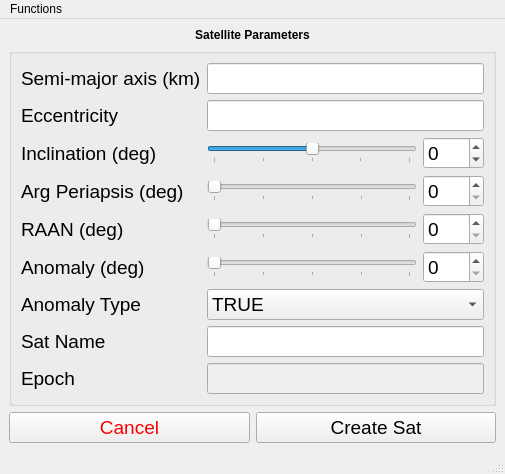
Before: the Qt Designer form src/gui/SatParamsUI.ui in PatoGranate/Mission-Planner, drawn with Qt 5.
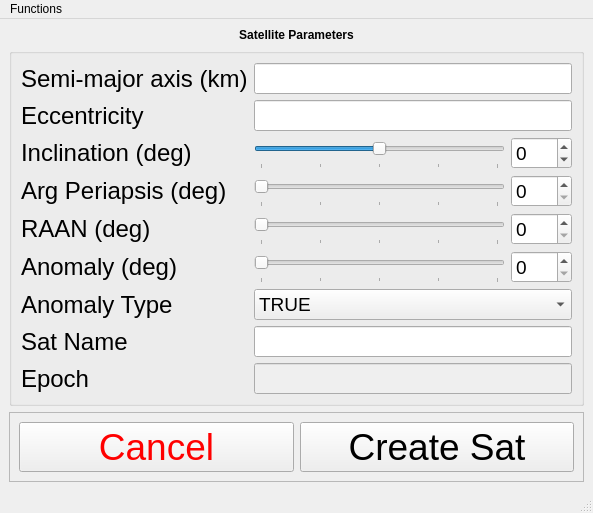
After: the same form once the commit is applied.

```diff
--- a/src/gui/SatParamsUI.ui
+++ b/src/gui/SatParamsUI.ui
@@ -6,8 +6,8 @@
    <rect>
     <x>0</x>
     <y>0</y>
-    <width>505</width>
-    <height>438</height>
+    <width>593</width>
+    <height>495</height>
    </rect>
   </property>
   <property name="windowTitle">
@@ -15,26 +15,139 @@
   </property>
   <widget class="QWidget" name="centralwidget">
    <layout class="QGridLayout" name="gridLayout">
-    <item row="3" column="1">
-     <widget class="QPushButton" name="create_sat">
-      <property name="enabled">
-       <bool>true</bool>
+    <item row="0" column="0" colspan="2">
+     <widget class="QLabel" name="label">
+      <property name="sizePolicy">
+       <sizepolicy hsizetype="Preferred" vsizetype="Maximum">
+        <horstretch>0</horstretch>
+        <verstretch>0</verstretch>
+       </sizepolicy>
       </property>
       <property name="font">
        <font>
-        <pointsize>14</pointsize>
+        <weight>75</weight>
+        <bold>true</bold>
        </font>
       </property>
       <property name="text">
-       <string>Create Sat</string>
+       <string>Satellite Parameters</string>
       </property>
-      <property name="shortcut">
-       <string>Return</string>
+      <property name="alignment">
+       <set>Qt::AlignCenter</set>
       </property>
      </widget>
     </item>
+    <item row="3" column="0" colspan="2">
+     <widget class="QFrame" name="frame">
+      <property name="sizePolicy">
+       <sizepolicy hsizetype="Preferred" vsizetype="Expanding">
+        <horstretch>0</horstretch>
+        <verstretch>0</verstretch>
+       </sizepolicy>
+      </property>
+      <property name="maximumSize">
+       <size>
+        <width>16777215</width>
+        <height>120</height>
+       </size>
+      </property>
+      <property name="frameShape">
+       <enum>QFrame::StyledPanel</enum>
+      </property>
+      <property name="frameShadow">
+       <enum>QFrame::Raised</enum>
+      </property>
+      <layout class="QGridLayout" name="gridLayout_3">
+       <item row="2" column="0">
+        <widget class="QPushButton" name="sat_cancel">
+         <property name="sizePolicy">
+          <sizepolicy hsizetype="Minimum" vsizetype="Expanding">
+           <horstretch>0</horstretch>
+           <verstretch>0</verstretch>
+          </sizepolicy>
+         </property>
+         <property name="palette">
+          <palette>
+           <active>
+            <colorrole role="ButtonText">
+             <brush brushstyle="SolidPattern">
+              <color alpha="255">
+               <red>255</red>
+               <green>0</green>
+               <blue>0</blue>
+              </color>
+             </brush>
+            </colorrole>
+           </active>
+           <inactive>
+            <colorrole role="ButtonText">
+             <brush brushstyle="SolidPattern">
+              <color alpha="255">
+               <red>255</red>
+               <green>0</green>
+               <blue>0</blue>
+              </color>
+             </brush>
+            </colorrole>
+           </inactive>
+           <disabled>
+            <colorrole role="ButtonText">
+             <brush brushstyle="SolidPattern">
+              <color alpha="255">
+               <red>120</red>
+               <green>120</green>
+               <blue>120</blue>
+              </color>
+             </brush>
+            </colorrole>
+           </disabled>
+          </palette>
+         </property>
+         <property name="font">
+          <font>
+           <pointsize>28</pointsize>
+          </font>
+         </property>
+         <property name="text">
+          <string>Cancel</string>
+         </property>
+        </widget>
+       </item>
+       <item row="2" column="1">
+        <widget class="QPushButton" name="create_sat">
+         <property name="enabled">
+          <bool>true</bool>
+         </property>
+         <property name="sizePolicy">
+          <sizepolicy hsizetype="Minimum" vsizetype="Expanding">
+           <horstretch>0</horstretch>
+           <verstretch>0</verstretch>
+          </sizepolicy>
+         </property>
+         <property name="font">
+          <font>
+           <pointsize>28</pointsize>
+          </font>
+         </property>
+         <property name="text">
+          <string>Create Sat</string>
+         </property>
+         <property name="shortcut">
+          <string>Return</string>
+         </property>
+        </widget>
+       </item>
+      </layout>
+     </widget>
+    </item>
     <item row="1" column="0" colspan="2">
      <widget class="QGroupBox" name="sat_params_box">
+      <property name="sizePolicy">
+       <sizepolicy hsizetype="Preferred" vsizetype="Fixed">
+        <horstretch>0</horstretch>
+        <verstretch>0</verstretch>
+       </sizepolicy>
+      </property>
       <property name="font">
        <font>
         <pointsize>14</pointsize>
@@ -47,165 +160,174 @@
        <set>Qt::AlignCenter</set>
       </property>
       <layout class="QGridLayout" name="gridLayout_2">
-       <item row="3" column="2" colspan="2">
-        <widget class="QLineEdit" name="set_e"/>
+       <item row="9" column="2" colspan="2">
+        <widget class="QLineEdit" name="set_sat_name">
+         <property name="sizePolicy">
+          <sizepolicy hsizetype="Expanding" vsizetype="Expanding">
+           <horstretch>0</horstretch>
+           <verstretch>0</verstretch>
+          </sizepolicy>
+         </property>
+        </widget>
        </item>
-       <item row="4" column="2">
-        <widget class="QSlider" name="horizontalSlider">
-         <property name="minimum">
-          <number>-90</number>
+       <item row="5" column="0">
+        <widget class="QLabel" name="label_omega">
+         <property name="sizePolicy">
+          <sizepolicy hsizetype="Preferred" vsizetype="Preferred">
+           <horstretch>0</horstretch>
+           <verstretch>0</verstretch>
+          </sizepolicy>
          </property>
-         <property name="maximum">
-          <number>90</number>
+         <property name="font">
+          <font>
+           <pointsize>18</pointsize>
+          </font>
          </property>
-         <property name="orientation">
-          <enum>Qt::Horizontal</enum>
+         <property name="text">
+          <string>Arg Periapsis (deg)</string>
          </property>
-         <property name="invertedAppearance">
-          <bool>false</bool>
+        </widget>
+       </item>
+       <item row="6" column="0">
+        <widget class="QLabel" name="label_raan">
+         <property name="sizePolicy">
+          <sizepolicy hsizetype="Preferred" vsizetype="Preferred">
+           <horstretch>0</horstretch>
+           <verstretch>0</verstretch>
+          </sizepolicy>
          </property>
-         <property name="invertedControls">
-          <bool>false</bool>
+         <property name="font">
+          <font>
+           <pointsize>18</pointsize>
+          </font>
          </property>
-         <property name="tickPosition">
-          <enum>QSlider::TicksBelow</enum>
+         <property name="text">
+          <string>RAAN (deg)</string>
          </property>
-         <property name="tickInterval">
-          <number>45</number>
+        </widget>
+       </item>
+       <item row="8" column="2" colspan="2">
+        <widget class="QComboBox" name="set_anomaly_type">
+         <property name="sizePolicy">
+          <sizepolicy hsizetype="Preferred" vsizetype="Expanding">
+           <horstretch>0</horstretch>
+           <verstretch>0</verstretch>
+          </sizepolicy>
          </property>
+         <item>
+          <property name="text">
+           <string>TRUE</string>
+          </property>
+         </item>
+         <item>
+          <property name="text">
+           <string>ECCENTRIC</string>
+          </property>
+         </item>
+         <item>
+          <property name="text">
+           <string>MEAN</string>
+          </property>
+         </item>
         </widget>
        </item>
-       <item row="5" column="3">
-        <widget class="QSpinBox" name="set_omega">
-         <property name="maximum">
-          <number>359</number>
+       <item row="8" column="0">
+        <widget class="QLabel" name="label_anomaly_type">
+         <property name="sizePolicy">
+          <sizepolicy hsizetype="Preferred" vsizetype="Preferred">
+           <horstretch>0</horstretch>
+           <verstretch>0</verstretch>
+          </sizepolicy>
+         </property>
+         <property name="font">
+          <font>
+           <pointsize>18</pointsize>
+          </font>
+         </property>
+         <property name="text">
+          <string>Anomaly Type</string>
+         </property>
+        </widget>
+       </item>
+       <item row="4" column="0">
+        <widget class="QLabel" name="label_inclination">
+         <property name="sizePolicy">
+          <sizepolicy hsizetype="Preferred" vsizetype="Preferred">
+           <horstretch>0</horstretch>
+           <verstretch>0</verstretch>
+          </sizepolicy>
+         </property>
+         <property name="font">
+          <font>
+           <pointsize>18</pointsize>
+          </font>
+         </property>
+         <property name="text">
+          <string>Inclination (deg)</string>
          </property>
         </widget>
        </item>
        <item row="7" column="0">
         <widget class="QLabel" name="label_anomaly">
+         <property name="sizePolicy">
+          <sizepolicy hsizetype="Preferred" vsizetype="Preferred">
+           <horstretch>0</horstretch>
+           <verstretch>0</verstretch>
+          </sizepolicy>
+         </property>
+         <property name="font">
+          <font>
+           <pointsize>18</pointsize>
+          </font>
+         </property>
          <property name="text">
           <string>Anomaly (deg)</string>
          </property>
         </widget>
        </item>
-       <item row="7" column="2">
-        <widget class="QSlider" name="horizontalSlider_4">
-         <property name="maximum">
-          <number>359</number>
-         </property>
-         <property name="orientation">
-          <enum>Qt::Horizontal</enum>
-         </property>
-         <property name="tickPosition">
-          <enum>QSlider::TicksBelow</enum>
-         </property>
-         <property name="tickInterval">
-          <number>90</number>
-         </property>
-        </widget>
-       </item>
-       <item row="2" column="0">
-        <widget class="QLabel" name="label_semi_major_axis">
-         <property name="text">
-          <string>Semi-major axis (km)</string>
-         </property>
-        </widget>
-       </item>
-       <item row="5" column="2">
-        <widget class="QSlider" name="horizontalSlider_2">
-         <property name="maximum">
-          <number>359</number>
-         </property>
-         <property name="orientation">
-          <enum>Qt::Horizontal</enum>
-         </property>
-         <property name="tickPosition">
-          <enum>QSlider::TicksBelow</enum>
-         </property>
-         <property name="tickInterval">
-          <number>90</number>
-         </property>
-        </widget>
-       </item>
        <item row="10" column="0">
         <widget class="QLabel" name="label_epoch">
+         <property name="sizePolicy">
+          <sizepolicy hsizetype="Preferred" vsizetype="Preferred">
+           <horstretch>0</horstretch>
+           <verstretch>0</verstretch>
+          </sizepolicy>
+         </property>
+         <property name="font">
+          <font>
+           <pointsize>18</pointsize>
+          </font>
+         </property>
          <property name="text">
           <string>Epoch</string>
          </property>
         </widget>
        </item>
-       <item row="6" column="2">
-        <widget class="QSlider" name="horizontalSlider_3">
-         <property name="enabled">
-          <bool>true</bool>
-         </property>
-         <property name="maximum">
-          <number>359</number>
-         </property>
-         <property name="value">
-          <number>0</number>
-         </property>
-         <property name="orientation">
-          <enum>Qt::Horizontal</enum>
-         </property>
-         <property name="tickPosition">
-          <enum>QSlider::TicksBelow</enum>
-         </property>
-         <property name="tickInterval">
-          <number>90</number>
-         </property>
-        </widget>
-       </item>
-       <item row="8" column="0">
-        <widget class="QLabel" name="label_anomaly_type">
-         <property name="text">
-          <string>Anomaly Type</string>
-         </property>
-        </widget>
-       </item>
        <item row="9" column="0">
         <widget class="QLabel" name="label_sat_name">
+         <property name="sizePolicy">
+          <sizepolicy hsizetype="Preferred" vsizetype="Preferred">
+           <horstretch>0</horstretch>
+           <verstretch>0</verstretch>
+          </sizepolicy>
+         </property>
+         <property name="font">
+          <font>
+           <pointsize>18</pointsize>
+          </font>
+         </property>
          <property name="text">
           <string>Sat Name</string>
          </property>
         </widget>
        </item>
-       <item row="6" column="0">
-        <widget class="QLabel" name="label_raan">
-         <property name="text">
-          <string>RAAN (deg)</string>
-         </property>
-        </widget>
-       </item>
-       <item row="4" column="0">
-        <widget class="QLabel" name="label_inclination">
-         <property name="text">
-          <string>Inclination (deg)</string>
-         </property>
-        </widget>
-       </item>
-       <item row="3" column="0">
-        <widget class="QLabel" name="label_eccentricity">
-         <property name="text">
-          <string>Eccentricity</string>
-         </property>
-        </widget>
-       </item>
-       <item row="7" column="3">
-        <widget class="QSpinBox" name="set_anomaly">
-         <property name="maximum">
-          <number>359</number>
-         </property>
-        </widget>
-       </item>
-       <item row="6" column="3">
-        <widget class="QSpinBox" name="set_raan">
-         <property name="maximum">
-          <number>359</number>
-         </property>
-         <property name="value">
-          <number>0</number>
+       <item row="2" column="2" colspan="2">
+        <widget class="QLineEdit" name="set_a">
+         <property name="sizePolicy">
+          <sizepolicy hsizetype="Expanding" vsizetype="Expanding">
+           <horstretch>0</horstretch>
+           <verstretch>0</verstretch>
+          </sizepolicy>
          </property>
         </widget>
        </item>
@@ -214,26 +336,71 @@
          <property name="enabled">
           <bool>false</bool>
          </property>
+         <property name="sizePolicy">
+          <sizepolicy hsizetype="Expanding" vsizetype="Expanding">
+           <horstretch>0</horstretch>
+           <verstretch>0</verstretch>
+          </sizepolicy>
+         </property>
          <property name="inputMask">
           <string/>
          </property>
         </widget>
        </item>
-       <item row="9" column="2" colspan="2">
-        <widget class="QLineEdit" name="set_sat_name"/>
+       <item row="3" column="2" colspan="2">
+        <widget class="QLineEdit" name="set_e">
+         <property name="sizePolicy">
+          <sizepolicy hsizetype="Expanding" vsizetype="Expanding">
+           <horstretch>0</horstretch>
+           <verstretch>0</verstretch>
+          </sizepolicy>
+         </property>
+        </widget>
        </item>
-       <item row="5" column="0">
-        <widget class="QLabel" name="label_omega">
+       <item row="2" column="0">
+        <widget class="QLabel" name="label_semi_major_axis">
+         <property name="sizePolicy">
+          <sizepolicy hsizetype="Preferred" vsizetype="Preferred">
+           <horstretch>0</horstretch>
+           <verstretch>0</verstretch>
+          </sizepolicy>
+         </property>
+         <property name="font">
+          <font>
+           <pointsize>18</pointsize>
+          </font>
+         </property>
          <property name="text">
-          <string>Arg Periapsis (deg)</string>
+          <string>Semi-major axis (km)</string>
          </property>
         </widget>
        </item>
-       <item row="2" column="2" colspan="2">
-        <widget class="QLineEdit" name="set_a"/>
+       <item row="3" column="0">
+        <widget class="QLabel" name="label_eccentricity">
+         <property name="sizePolicy">
+          <sizepolicy hsizetype="Preferred" vsizetype="Preferred">
+           <horstretch>0</horstretch>
+           <verstretch>0</verstretch>
+          </sizepolicy>
+         </property>
+         <property name="font">
+          <font>
+           <pointsize>18</pointsize>
+          </font>
+         </property>
+         <property name="text">
+          <string>Eccentricity</string>
+         </property>
+        </widget>
        </item>
        <item row="4" column="3">
         <widget class="QSpinBox" name="set_i">
+         <property name="sizePolicy">
+          <sizepolicy hsizetype="Minimum" vsizetype="Minimum">
+           <horstretch>0</horstretch>
+           <verstretch>0</verstretch>
+          </sizepolicy>
+         </property>
          <property name="minimum">
           <number>-90</number>
          </property>
@@ -242,98 +409,166 @@
          </property>
         </widget>
        </item>
-       <item row="8" column="2" colspan="2">
-        <widget class="QComboBox" name="set_anomaly_type">
-         <item>
-          <property name="text">
-           <string>TRUE</string>
-          </property>
-         </item>
-         <item>
-          <property name="text">
-           <string>ECCENTRIC</string>
-          </property>
-         </item>
-         <item>
-          <property name="text">
-           <string>MEAN</string>
-          </property>
-         </item>
+       <item row="5" column="3">
+        <widget class="QSpinBox" name="set_omega">
+         <property name="sizePolicy">
+          <sizepolicy hsizetype="Minimum" vsizetype="Minimum">
+           <horstretch>0</horstretch>
+           <verstretch>0</verstretch>
+          </sizepolicy>
+         </property>
+         <property name="maximum">
+          <number>359</number>
+         </property>
+        </widget>
+       </item>
+       <item row="6" column="3">
+        <widget class="QSpinBox" name="set_raan">
+         <property name="sizePolicy">
+          <sizepolicy hsizetype="Minimum" vsizetype="Minimum">
+           <horstretch>0</horstretch>
+           <verstretch>0</verstretch>
+          </sizepolicy>
+         </property>
+         <property name="maximum">
+          <number>359</number>
+         </property>
+         <property name="value">
+          <number>0</number>
+         </property>
+        </widget>
+       </item>
+       <item row="7" column="3">
+        <widget class="QSpinBox" name="set_anomaly">
+         <property name="sizePolicy">
+          <sizepolicy hsizetype="Minimum" vsizetype="Minimum">
+           <horstretch>0</horstretch>
+           <verstretch>0</verstretch>
+          </sizepolicy>
+         </property>
+         <property name="maximum">
+          <number>359</number>
+         </property>
+        </widget>
+       </item>
+       <item row="7" column="2">
+        <widget class="QSlider" name="horizontalSlider_4">
+         <property name="sizePolicy">
+          <sizepolicy hsizetype="Expanding" vsizetype="Expanding">
+           <horstretch>0</horstretch>
+           <verstretch>0</verstretch>
+          </sizepolicy>
+         </property>
+         <property name="maximum">
+          <number>359</number>
+         </property>
+         <property name="orientation">
+          <enum>Qt::Horizontal</enum>
+         </property>
+         <property name="tickPosition">
+          <enum>QSlider::TicksBelow</enum>
+         </property>
+         <property name="tickInterval">
+          <number>90</number>
+         </property>
+        </widget>
+       </item>
+       <item row="4" column="2">
+        <widget class="QSlider" name="horizontalSlider">
+         <property name="sizePolicy">
+          <sizepolicy hsizetype="Expanding" vsizetype="Expanding">
+           <horstretch>0</horstretch>
+           <verstretch>0</verstretch>
+          </sizepolicy>
+         </property>
+         <property name="minimum">
+          <number>-90</number>
+         </property>
+         <property name="maximum">
+          <number>90</number>
+         </property>
+         <property name="orientation">
+          <enum>Qt::Horizontal</enum>
+         </property>
+         <property name="invertedAppearance">
+          <bool>false</bool>
+         </property>
+         <property name="invertedControls">
+          <bool>false</bool>
+         </property>
+         <property name="tickPosition">
+          <enum>QSlider::TicksBelow</enum>
+         </property>
+         <property name="tickInterval">
+          <number>45</number>
+         </property>
+        </widget>
+       </item>
+       <item row="5" column="2">
+        <widget class="QSlider" name="horizontalSlider_2">
+         <property name="sizePolicy">
+          <sizepolicy hsizetype="Expanding" vsizetype="Expanding">
+           <horstretch>0</horstretch>
+           <verstretch>0</verstretch>
+          </sizepolicy>
+         </property>
+         <property name="maximum">
+          <number>359</number>
+         </property>
+         <property name="orientation">
+          <enum>Qt::Horizontal</enum>
+         </property>
+         <property name="tickPosition">
+          <enum>QSlider::TicksBelow</enum>
+         </property>
+         <property name="tickInterval">
+          <number>90</number>
+         </property>
+        </widget>
+       </item>
+       <item row="6" column="2">
+        <widget class="QSlider" name="horizontalSlider_3">
+         <property name="enabled">
+          <bool>true</bool>
+         </property>
+         <property name="sizePolicy">
+          <sizepolicy hsizetype="Expanding" vsizetype="Expanding">
+           <horstretch>0</horstretch>
+           <verstretch>0</verstretch>
+          </sizepolicy>
+         </property>
+         <property name="maximum">
+          <number>359</number>
+         </property>
+         <property name="value">
+          <number>0</number>
+         </property>
+         <property name="orientation">
+          <enum>Qt::Horizontal</enum>
+         </property>
+         <property name="tickPosition">
+          <enum>QSlider::TicksBelow</enum>
+         </property>
+         <property name="tickInterval">
+          <number>90</number>
+         </property>
         </widget>
        </item>
       </layout>
      </widget>
     </item>
-    <item row="3" column="0">
-     <widget class="QPushButton" name="sat_cancel">
-      <property name="palette">
-       <palette>
-        <active>
-         <colorrole role="ButtonText">
-          <brush brushstyle="SolidPattern">
-           <color alpha="255">
-            <red>255</red>
-            <green>0</green>
-            <blue>0</blue>
-           </color>
-          </brush>
-         </colorrole>
-        </active>
-        <inactive>
-         <colorrole role="ButtonText">
-          <brush brushstyle="SolidPattern">
-           <color alpha="255">
-            <red>255</red>
-            <green>0</green>
-            <blue>0</blue>
-           </color>
-          </brush>
-         </colorrole>
-        </inactive>
-        <disabled>
-         <colorrole role="ButtonText">
-          <brush brushstyle="SolidPattern">
-           <color alpha="255">
-            <red>120</red>
-            <green>120</green>
-            <blue>120</blue>
-           </color>
-          </brush>
-         </colorrole>
-        </disabled>
-       </palette>
+    <item row="2" column="0" colspan="2">
+     <spacer name="verticalSpacer">
+      <property name="orientation">
+       <enum>Qt::Vertical</enum>
       </property>
-      <property name="font">
-       <font>
-        <pointsize>14</pointsize>
-       </font>
+      <property name="sizeHint" stdset="0">
+       <size>
+        <width>20</width>
+        <height>40</height>
+       </size>
       </property>
-      <property name="text">
-       <string>Cancel</string>
-      </property>
-     </widget>
-    </item>
-    <item row="0" column="0" colspan="2">
-     <widget class="QLabel" name="label">
-      <property name="sizePolicy">
-       <sizepolicy hsizetype="Preferred" vsizetype="Maximum">
-        <horstretch>0</horstretch>
-        <verstretch>0</verstretch>
-       </sizepolicy>
-      </property>
-      <property name="font">
-       <font>
-        <weight>75</weight>
-        <bold>true</bold>
-       </font>
-      </property>
-      <property name="text">
-       <string>Satellite Parameters</string>
-      </property>
-      <property name="alignment">
-       <set>Qt::AlignCenter</set>
-      </property>
-     </widget>
+     </spacer>
     </item>
    </layout>
   </widget>
@@ -342,7 +577,7 @@
     <rect>
      <x>0</x>
      <y>0</y>
-     <width>505</width>
+     <width>593</width>
      <height>22</height>
     </rect>
    </property>
```
Left out of the diff: 128 changed lines with no effect on the pictures.
